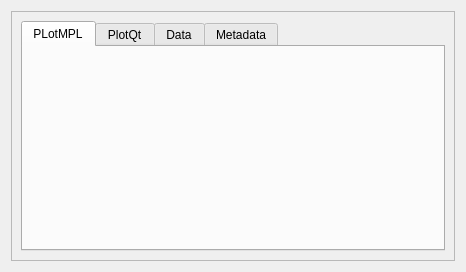
Above: mdaviz/resources/mda_file_viz.ui from BCDA-APS/mdaviz before the change. Below: the same form after it.
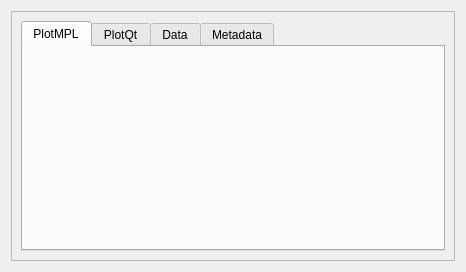
That is the form after the change.

Commit message: ENH #44 add clear button

Patch:
```diff
--- a/mdaviz/resources/mda_file_viz.ui
+++ b/mdaviz/resources/mda_file_viz.ui
@@ -36,7 +36,7 @@
          </property>
          <widget class="QWidget" name="plotPageMpl">
           <attribute name="title">
-           <string>PLotMPL</string>
+           <string>PlotMPL</string>
           </attribute>
           <layout class="QVBoxLayout" name="verticalLayout_3">
            <item>
```
The commit also changes 4 other files.
